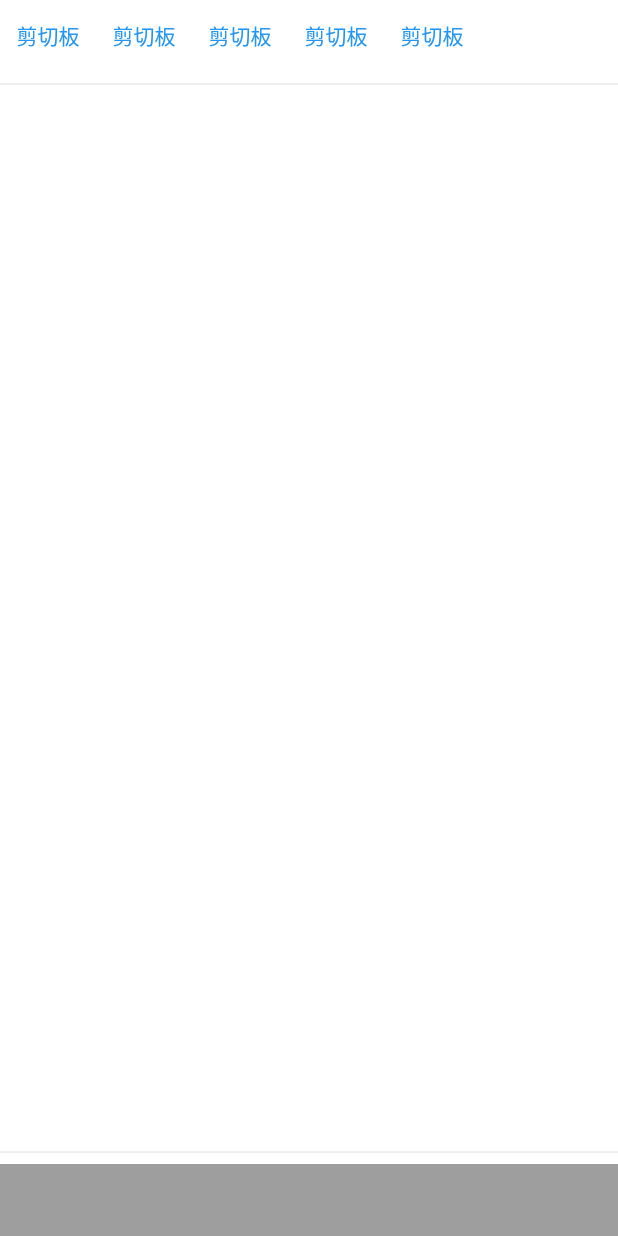
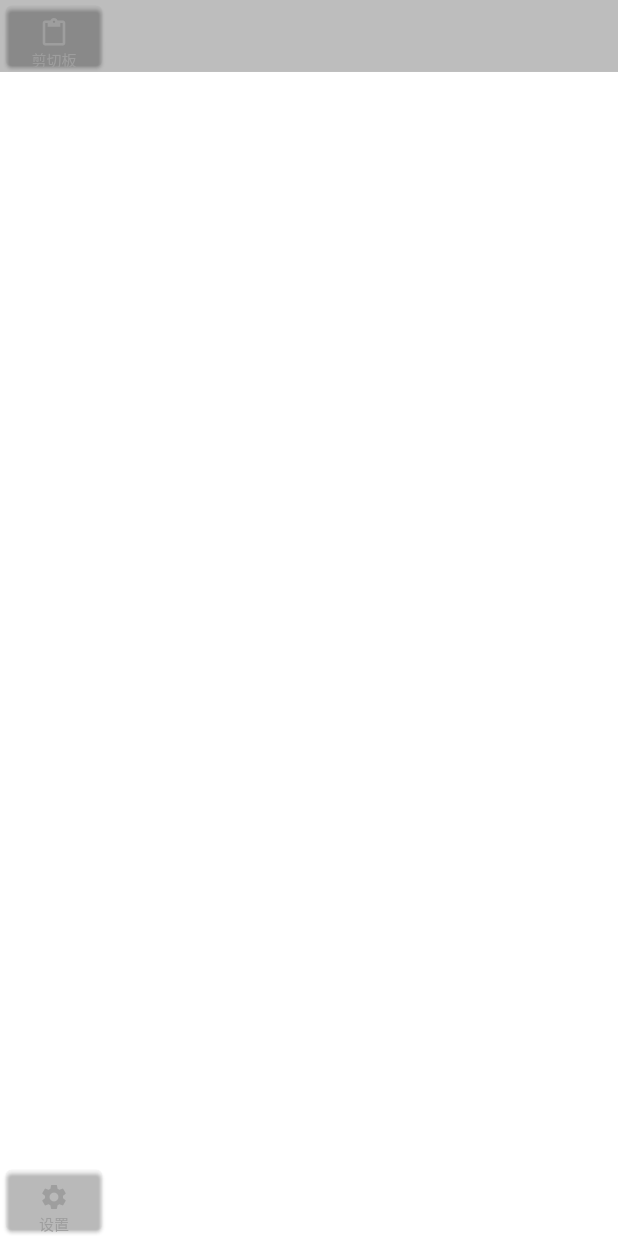
Before and after one commit to yangzhiquan/beehive, a Flutter app: the screen it shows after launch, on a phone screen of 412 x 824 dp. Run offline on Flutter 3.47's test engine with Material 2 defaults, Android fonts, the phone set to English and light mode, and no system bars.

Commit message:
实现取用历史剪切板字符功能

```diff
--- a/lib/app_manager.dart
+++ b/lib/app_manager.dart
@@ -1,10 +1,12 @@
 import 'package:flutter/material.dart';
 import 'package:flutter/services.dart';
+import 'package:provider/provider.dart';
+
+import 'clipboard.dart';
 
 final AppManager appMgr = AppManager.instance;
 
 const String _methodChannelName = 'beeHive_channel';
-const String _kChannelMethodClipboardChange = 'ClipboardChange';
 
 class AppManager {
   static const MethodChannel _channel = MethodChannel(_methodChannelName);
@@ -15,6 +17,9 @@ class AppManager {
 
   factory AppManager() => _instance;
 
+  // 剪切板数据源
+  final clipboard = ClipboardProvider();
+
   AppManager._() {
     _channel.setMethodCallHandler(_nativeMsgHandler);
   }
@@ -22,8 +27,8 @@ class AppManager {
   /// 处理native消息
   Future<dynamic> _nativeMsgHandler(MethodCall call) async {
     switch (call.method) {
-      case _kChannelMethodClipboardChange:
-        debugPrint('clipboard call ${call.method} ${call.arguments}');
+      case kChannelMethodClipboardChanged:
+        clipboard.handlerChange(call.arguments);
         break;
       default:
         debugPrint('native call ${call.method} ${call.arguments}');
@@ -35,3 +40,21 @@ class AppManager {
     return _channel.invokeMethod<T>(method, arguments);
   }
 }
+
+/// MARK: ChangeNotifier Ex
+typedef WidgetUpdateCallback<T> = Widget Function(
+  BuildContext context,
+  T provider,
+  Widget? child,
+);
+
+///
+abstract class BaseChangeNotifier with ChangeNotifier {
+  /// 与widget绑定
+  Widget bindWidget<T extends BaseChangeNotifier>(WidgetUpdateCallback<T> builder) {
+    return ChangeNotifierProvider.value(
+      value: this as T,
+      child: Consumer<T>(builder: builder),
+    );
+  }
+}
--- /dev/null
+++ b/lib/clipboard.dart
@@ -0,0 +1,19 @@
+import 'app_manager.dart';
+
+const String kChannelMethodClipboardChanged = 'ClipboardHasChanged';
+const String kChannelMethodClipboardSelected = 'ClipboardSelected';
+
+class ClipboardProvider extends BaseChangeNotifier {
+  final strings = <String>[];
+  // 处理剪切板数据变化
+  void handlerChange(dynamic args) {
+    if (args is Iterable) {
+      strings.clear();
+      final str = List<String>.from(args);
+      strings.addAll(str);
+      notifyListeners();
+    }
+  }
+
+  void select(int index) => appMgr.invokeMethod(kChannelMethodClipboardSelected, index);
+}
--- a/lib/component/footer.dart
+++ b/lib/component/footer.dart
@@ -5,9 +5,32 @@ class FooterWidget extends StatelessWidget {
 
   @override
   Widget build(BuildContext context) {
-    return Container(
+    return SizedBox(
       height: 48,
-      color: Colors.grey,
+      child: Row(
+        children: [
+          Card(
+            color: Colors.transparent,
+            child: TextButton(
+                onPressed: () {},
+                child: Column(
+                  mainAxisAlignment: MainAxisAlignment.center,
+                  crossAxisAlignment: CrossAxisAlignment.center,
+                  children: const [
+                    Icon(
+                      Icons.settings,
+                      color: Colors.grey,
+                      size: 20,
+                    ),
+                    Text(
+                      '设置',
+                      style: TextStyle(color: Colors.grey, fontSize: 10),
+                    ),
+                  ],
+                )),
+          )
+        ],
+      ),
     );
   }
 }
--- a/lib/component/menu.dart
+++ b/lib/component/menu.dart
@@ -1,17 +1,39 @@
 import 'package:flutter/material.dart';
 
 class MenuWidget extends StatelessWidget {
-  const MenuWidget({Key? key}) : super(key: key);
+  MenuWidget({Key? key}) : super(key: key);
+
+  final menus = <String>['剪切板'];
 
   @override
   Widget build(BuildContext context) {
     return SizedBox(
       height: 48,
       child: ListView.builder(
-        itemCount: 5,
+        padding: EdgeInsets.zero,
+        itemCount: menus.length,
         scrollDirection: Axis.horizontal,
         itemBuilder: (context, index) {
-          return TextButton(onPressed: () {}, child: Text('剪切板'));
+          return Card(
+            color: Colors.transparent,
+            child: TextButton(
+                onPressed: () {},
+                child: Column(
+                  mainAxisAlignment: MainAxisAlignment.center,
+                  crossAxisAlignment: CrossAxisAlignment.center,
+                  children: [
+                    const Icon(
+                      Icons.content_paste,
+                      color: Colors.grey,
+                      size: 20,
+                    ),
+                    Text(
+                      menus[index],
+                      style: const TextStyle(color: Colors.grey, fontSize: 10),
+                    ),
+                  ],
+                )),
+          );
         },
       ),
     );
--- a/lib/main.dart
+++ b/lib/main.dart
@@ -41,12 +41,18 @@
     return Scaffold(
       backgroundColor: Colors.transparent,
       body: Column(
-        children: const [
-          MenuWidget(),
-          Divider(),
-          ContentWidget(),
-          Divider(),
-          FooterWidget(),
+        children: [
+          Container(color: Colors.black26, child: MenuWidget()),
+          const Divider(
+            height: 0.5,
+            color: Colors.white24,
+          ),
+          const ContentWidget(),
+          const Divider(
+            height: 0.5,
+            color: Colors.white24,
+          ),
+          const FooterWidget(),
         ],
       ),
 // This trailing comma makes auto-formatting nicer for build methods.
--- a/pubspec.yaml
+++ b/pubspec.yaml
@@ -34,6 +34,7 @@ dependencies:
   # The following adds the Cupertino Icons font to your application.
   # Use with the CupertinoIcons class for iOS style icons.
   cupertino_icons: ^1.0.2
+  provider: ^6.0.3
 
 dev_dependencies:
   flutter_test:
```
Also changed, not shown: lib/component/content.dart (+62 -4 lines), pubspec.lock (deleted), 2 other files.
